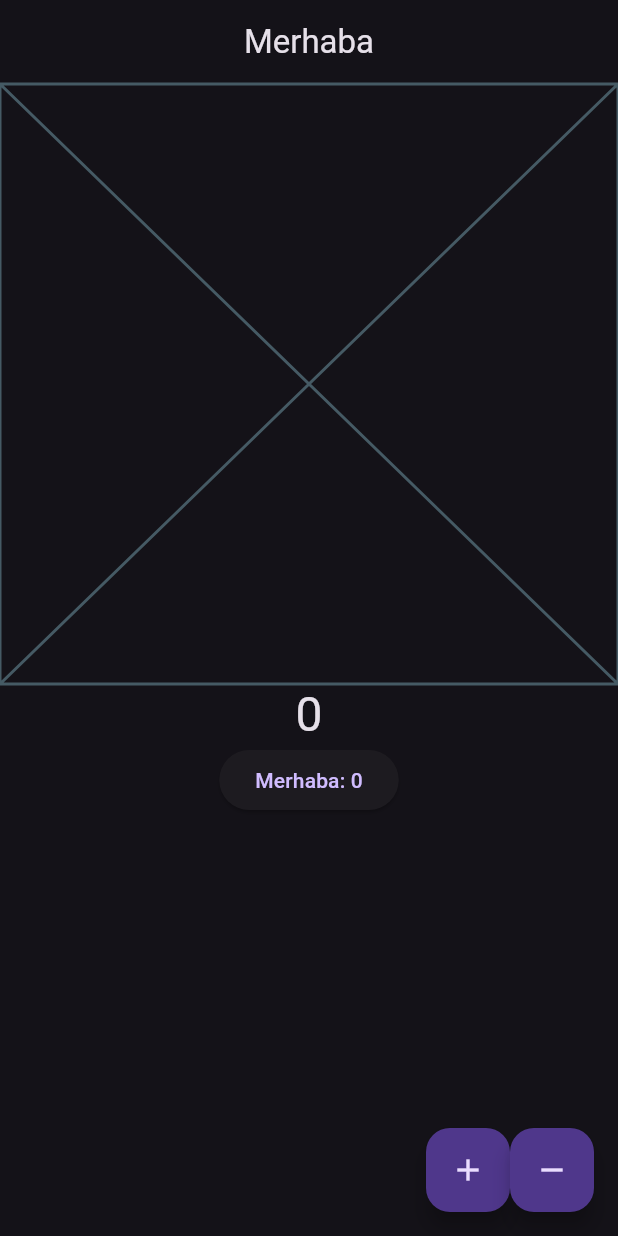
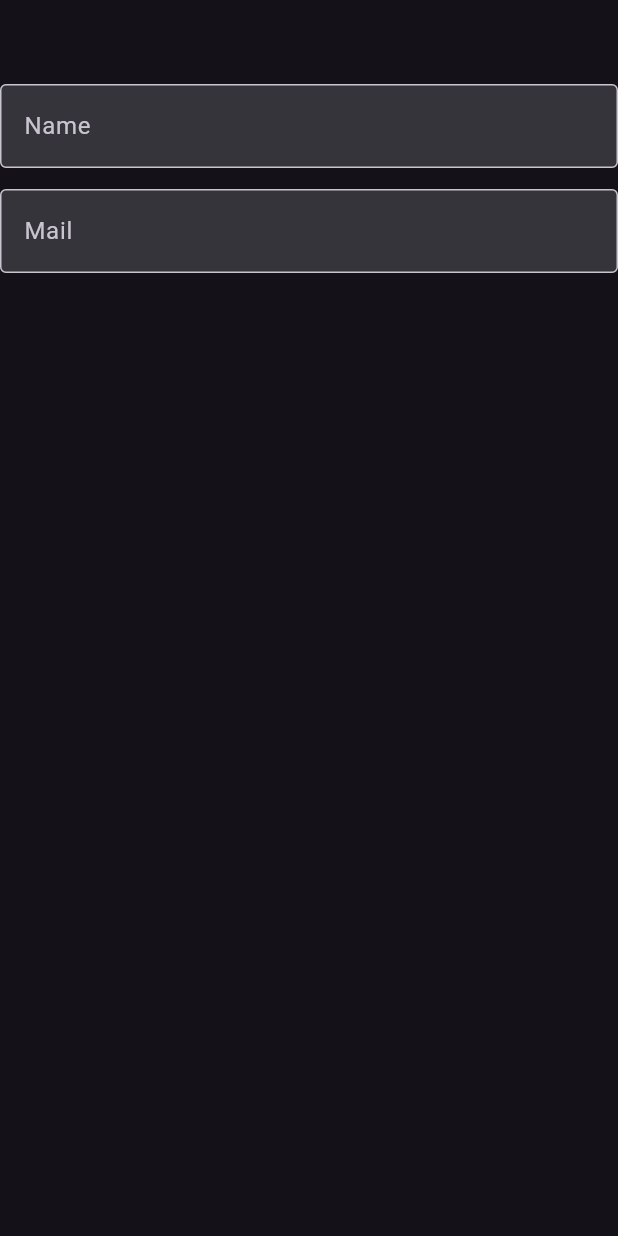
Before and after one commit to TGDeity/local, a Flutter app: the screen it shows after launch, on a phone screen of 412 x 824 dp. Run offline on Flutter 3.47's test engine with Material 3 defaults, Android fonts, the phone set to English and light mode, and no system bars; our stand-ins replace loading_indicator; missing offline and left inert: window_size.

Commit message:
Signed-off-by: TGDeity <tolga.1dr@gmail.com>

```diff
--- /dev/null
+++ b/lib/101/textfiled_learn.dart
@@ -0,0 +1,60 @@
+import 'package:ders/product/language/language_Items.dart';
+import 'package:flutter/material.dart';
+import 'package:flutter/services.dart';
+
+class TextFiledLearn extends StatefulWidget {
+  const TextFiledLearn({super.key});
+
+  @override
+  State<TextFiledLearn> createState() => _TextFiledLearnState();
+}
+
+class _TextFiledLearnState extends State<TextFiledLearn> {
+  final key = GlobalKey();
+  FocusNode focusNodeTextFieldOne = FocusNode();
+  FocusNode focusNodeTextFieldTwo = FocusNode();
+
+  @override
+  Widget build(BuildContext context) {
+    return Scaffold(
+      appBar: AppBar(),
+      body: Column(
+        children: [
+          TextField(
+            focusNode: focusNodeTextFieldOne,
+            keyboardType: TextInputType.emailAddress,
+            autofillHints: const [AutofillHints.email],
+            inputFormatters: [TextProjextInputFormtter()._formatter],
+            textInputAction: TextInputAction.next,
+            //autofocus: true,
+
+            buildCounter: (context, {required currentLength, required isFocused, required maxLength}) =>
+                AnimatedContainer(
+                  key: key,
+                  duration: const Duration(seconds: 10),
+                  child: Container(
+                    height: 10,
+                    width: currentLength * 10,
+                    color: Colors.green /*[100 * ((currentLength) ~/ 2)]*/,
+                  ),
+                ),
+            maxLength: 20,
+            decoration: _inputDecoration(LanguageItems.name),
+          ),
+          TextField(focusNode: focusNodeTextFieldTwo,textInputAction: TextInputAction.done,decoration: _inputDecoration(LanguageItems.mail),)
+        ],
+      ),
+    );
+  }
+
+  InputDecoration _inputDecoration(String labelText) => InputDecoration(border: OutlineInputBorder(), labelText: labelText);
+}
+
+class TextProjextInputFormtter {
+  final _formatter = TextInputFormatter.withFunction((oldValue, newValue) {
+    if (newValue.text == "a") {
+      return oldValue;
+    }
+    return newValue;
+  });
+}
--- a/lib/main.dart
+++ b/lib/main.dart
@@ -12,11 +12,14 @@ import 'package:ders/101/image_learn.dart';
 import 'package:ders/101/indicator_learn.dart';
 import 'package:ders/101/list_tile.learn.dart';
 import 'package:ders/101/padding_learn.dart';
+import 'package:ders/101/page_view.dart';
 import 'package:ders/101/scaffold_learn.dart';
 import 'package:ders/101/stack_learn.dart';
 import 'package:ders/101/stateful_learn.dart';
+import 'package:ders/101/statefull_life_cycle_learn.dart';
 import 'package:ders/101/stateless_learn.dart';
 import 'package:ders/101/text_learn.dart';
+import 'package:ders/101/textfiled_learn.dart';
 import 'package:ders/demos/notes_example_view.dart';
 import 'package:ders/demos/stack_demo_view.dart';
 import 'package:flutter/material.dart';
@@ -27,14 +30,11 @@ void main() {
   runApp(const MyApp());
 }
 
-
-
 class MyApp extends StatelessWidget {
   const MyApp({super.key});
   @override
   Widget build(BuildContext context) {
     return MaterialApp(
-
       title: 'Flutter Demo',
       debugShowCheckedModeBanner: false,
       theme: ThemeData.dark().copyWith(
@@ -46,6 +46,7 @@ class MyApp extends StatelessWidget {
         cardTheme: CardThemeData(
           shape: RoundedRectangleBorder(borderRadius: BorderRadius.circular(20)),
         ), //Projedeki tüm Cardlara etki eder.
+        inputDecorationTheme: InputDecorationTheme(filled: true),
         appBarTheme: AppBarTheme(
           backgroundColor: Colors.transparent,
           centerTitle: true,
@@ -53,13 +54,12 @@ class MyApp extends StatelessWidget {
           // color: Colors.red
         ),
       ),
-      home: StateFullLearnView(),
+      home: TextFiledLearn(),
     );
   }
 }
 
-
- _isWindows () {
+_isWindows() {
   WidgetsFlutterBinding.ensureInitialized();
   if (Platform.isWindows || Platform.isLinux || Platform.isMacOS) {
     setWindowTitle('Flutter Windows App'); // Pencere başlığını ayarla
--- a/lib/product/language/language_Items.dart
+++ b/lib/product/language/language_Items.dart
@@ -2,6 +2,8 @@ class LanguageItems {
 
 //GLOBAL Localazitaions için.
 static const welcomeTitle = "Merhaba";
+static const mail = "Mail";
+static const name = "Name";
 
 
 }
```
Also changed, not shown: lib/101/page_view.dart (added, +64 -0 lines), lib/101/statefull_life_cycle_learn.dart (added, +72 -0 lines).
